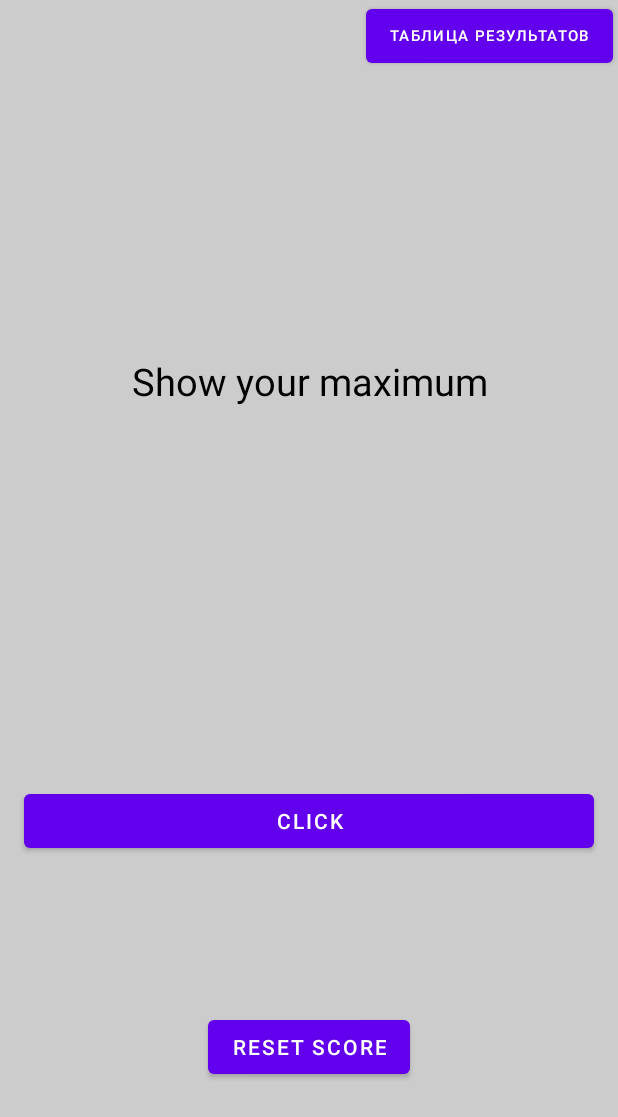
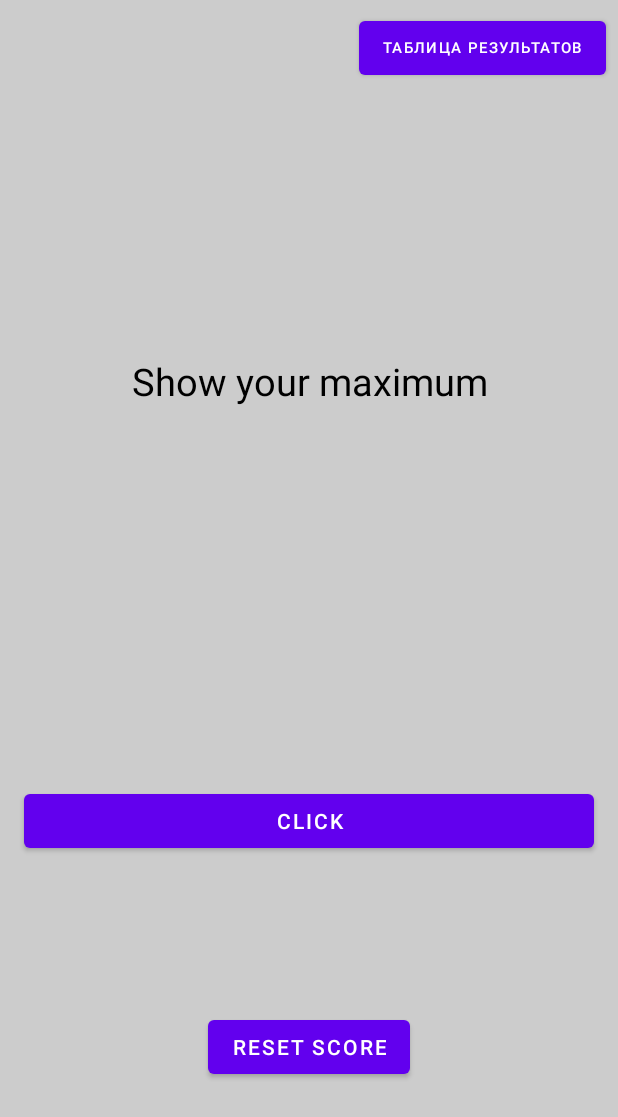
Before and after one commit to 1Malevolence1/Clicer, an Android app: the screen it shows after launch (MainActivity), on a phone screen of 412 x 824 dp. Shown: the top 1117 px of the screen. Run offline under Robolectric (Android 15) with nearby library versions, the phone set to English and light mode, and no system bars.

Commit message:
Немного подправил UI. Совет не используй androidStudio для размещения UI компонентов пиши их сам в XML, потому что androidStudio генерирует кривые XML

```diff
--- a/app/src/main/res/layout/activity_main.xml
+++ b/app/src/main/res/layout/activity_main.xml
@@ -48,13 +48,10 @@
         android:id="@+id/tvResultsTable"
         android:layout_width="wrap_content"
         android:layout_height="wrap_content"
-        android:layout_marginStart="314dp"
-        android:layout_marginEnd="3dp"
+        android:layout_margin="8dp"
         android:text="@string/Results_Table"
         android:onClick="onClickResultsTable"
         android:textSize="10dp"
         app:layout_constraintEnd_toEndOf="parent"
-        app:layout_constraintHorizontal_bias="1.0"
-        app:layout_constraintStart_toStartOf="parent"
         app:layout_constraintTop_toTopOf="parent" />
 </androidx.constraintlayout.widget.ConstraintLayout>
--- a/app/src/main/res/layout/activity_main2.xml
+++ b/app/src/main/res/layout/activity_main2.xml
@@ -11,11 +11,9 @@
         android:onClick="onClickResultsTable"
         android:id="@+id/btBackResultsTable"
         android:layout_width="wrap_content"
+        android:layout_margin="8dp"
         android:layout_height="wrap_content"
-        android:layout_marginEnd="313dp"
         android:text="@string/btBackResultsTable"
-        app:layout_constraintEnd_toEndOf="parent"
-        app:layout_constraintHorizontal_bias="0.0"
         app:layout_constraintStart_toStartOf="parent"
         app:layout_constraintTop_toTopOf="parent" />
 </androidx.constraintlayout.widget.ConstraintLayout>
```
Also changed, not shown: app/src/main/java/com/example/cliker/MainActivity.kt (+2 -8 lines), app/src/main/java/com/example/cliker/MainActivity2.kt (+5 -10 lines).
